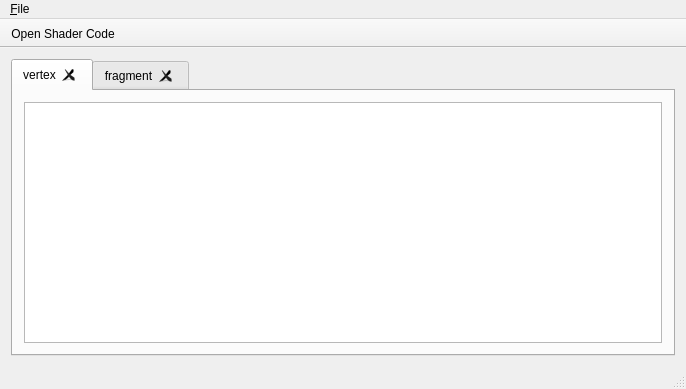
First picture: the form in trunk/forms/mainwindow.ui, repository ethiago/shader-labs, before the edit.
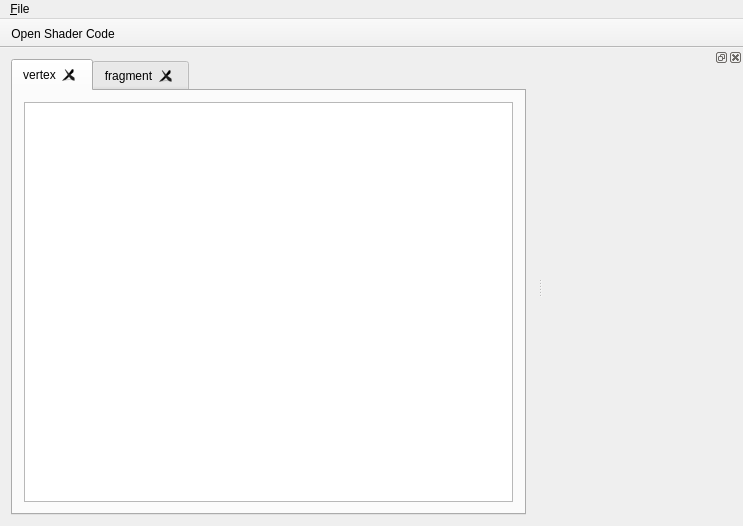
Second picture: the form after the edit. Icons and pictures are not drawn.

Patch:
```diff
--- a/trunk/forms/mainwindow.ui
+++ b/trunk/forms/mainwindow.ui
@@ -6,8 +6,8 @@
    <rect>
     <x>0</x>
     <y>0</y>
-    <width>686</width>
-    <height>389</height>
+    <width>743</width>
+    <height>526</height>
    </rect>
   </property>
   <property name="windowTitle">
@@ -66,7 +66,7 @@
     <rect>
      <x>0</x>
      <y>0</y>
-     <width>686</width>
+     <width>743</width>
      <height>25</height>
     </rect>
    </property>
@@ -96,14 +96,27 @@
    </attribute>
    <addaction name="actionOpen_Shader_Code"/>
   </widget>
-  <widget class="QStatusBar" name="statusBar"/>
+  <widget class="QDockWidget" name="dockWidget">
+   <property name="minimumSize">
+    <size>
+     <width>200</width>
+     <height>41</height>
+    </size>
+   </property>
+   <attribute name="dockWidgetArea">
+    <number>2</number>
+   </attribute>
+   <widget class="QWidget" name="dockWidgetContents">
+    <zorder>tabWidget</zorder>
+   </widget>
+  </widget>
   <action name="actionOpen_Shader_Code">
    <property name="icon">
     <iconset resource="../shaderlab.qrc">
      <normaloff>:/ico/img/Open-Folder.ico</normaloff>:/ico/img/Open-Folder.ico</iconset>
    </property>
    <property name="text">
-    <string>&amp;Open Shader Code ...</string>
+    <string>&amp;Open Shader Code...</string>
    </property>
    <property name="shortcut">
     <string>Ctrl+O</string>
```
Left out of the diff: 7 changed lines with no effect on the pictures.
